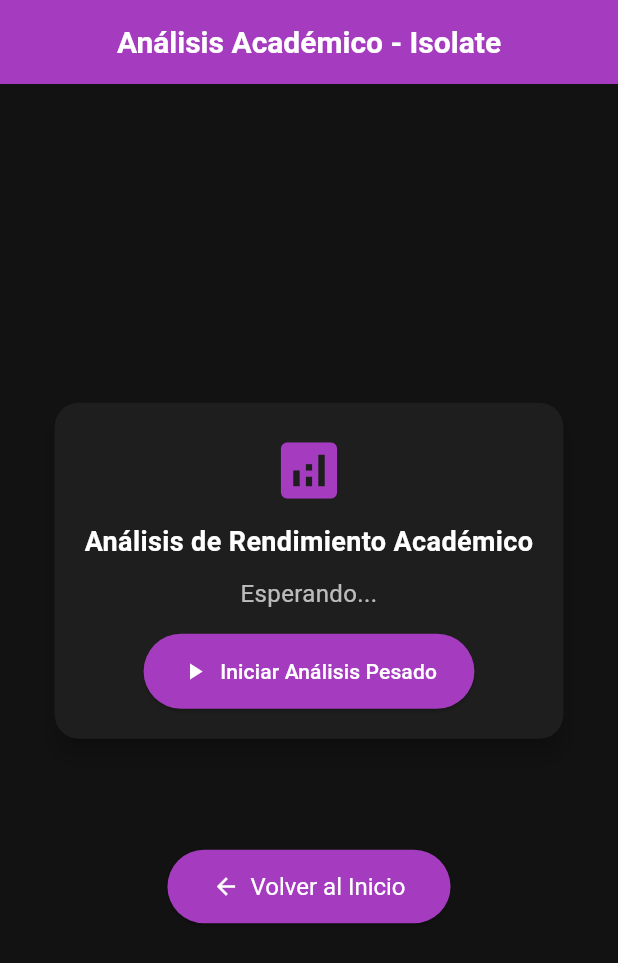
After one commit to Angie-Natalia-Cobo-Vasquez/TalleresMoviles, a Flutter app: the IsolateScreen screen opened by its route, on a phone screen of 412 x 824 dp. The commit adds this screen. Shown: the top 963 px of the screen. Run offline on Flutter 3.47's test engine with Material 3 defaults, Android fonts, the phone set to English and light mode, and no system bars; our stand-ins replace go_router; network calls fail.

Commit message:
Desarrollo del taller 3 implementando Future, Timer e isolate

```diff
--- a/lib/routes/app_router.dart
+++ b/lib/routes/app_router.dart
@@ -6,6 +6,9 @@ import 'package:talleresmoviles/views/perfil/perfil_detalle_screen.dart';
 import '../views/home/home_screen.dart';
 import 'package:talleresmoviles/views/cursos/cursos_screen.dart';
 import 'package:talleresmoviles/views/eventos/eventos_screen.dart';
+import 'package:talleresmoviles/views/future/future_screen.dart';
+import 'package:talleresmoviles/views/timer/timer_screen.dart';
+import 'package:talleresmoviles/views/isolate/isolate_screen.dart';
 
 final GoRouter appRouter = GoRouter(
   routes: [
@@ -71,5 +74,25 @@ final GoRouter appRouter = GoRouter(
       path: '/ciclo_vida',
       redirect: (context, state) => '/ciclo-vida',
     ),
+        // Future Demo
+    GoRoute(
+      path: '/future',
+      name: 'future',
+      builder: (context, state) => const FutureScreen(),
+    ),
+
+    // Timer Demo
+    GoRoute(
+      path: '/timer',
+      name: 'timer',
+      builder: (context, state) => const TimerScreen(),
+    ),
+
+    // Isolate Demo
+    GoRoute(
+      path: '/isolate',
+      name: 'isolate',
+      builder: (context, state) => const IsolateScreen(),
+    ),
   ],
 );
--- /dev/null
+++ b/lib/views/isolate/isolate_screen.dart
@@ -0,0 +1,218 @@
+import 'dart:isolate';
+import 'package:flutter/material.dart';
+import 'package:go_router/go_router.dart';
+
+class IsolateScreen extends StatefulWidget {
+  const IsolateScreen({super.key});
+
+  @override
+  State<IsolateScreen> createState() => _IsolateScreenState();
+}
+
+class _IsolateScreenState extends State<IsolateScreen> {
+  String _result = "Esperando...";
+  bool _isRunning = false;
+
+  // Simulación de una tarea pesada (ejemplo académico)
+  static void heavyTask(SendPort sendPort) {
+    int sum = 0;
+    for (int i = 0; i < 500000000; i++) {
+      sum += i;
+    }
+    sendPort.send(sum);
+  }
+
+  void _runIsolate() async {
+    setState(() {
+      _isRunning = true;
+      _result = "Procesando información académica...";
+    });
+
+    final receivePort = ReceivePort();
+    await Isolate.spawn(heavyTask, receivePort.sendPort);
+
+    receivePort.listen((message) {
+      setState(() {
+        _isRunning = false;
+        _result = "Análisis completado correctamente 🎓";
+      });
+      receivePort.close();
+    });
+  }
+
+  @override
+  Widget build(BuildContext context) {
+    return Scaffold(
+      backgroundColor: const Color(0xFF121212),
+      appBar: AppBar(
+        title: const Text("Análisis Académico - Isolate"),
+        backgroundColor: const Color(0xFFA53CBF),
+        centerTitle: true,
+      ),
+      body: Padding(
+        padding: const EdgeInsets.all(20),
+        child: Center(
+          child: SingleChildScrollView(
+            child: Column(
+              mainAxisAlignment: MainAxisAlignment.center,
+              children: [
+                // Encabezado
+                Card(
+                  color: const Color(0xFF1E1E1E),
+                  elevation: 6,
+                  shape: RoundedRectangleBorder(
+                    borderRadius: BorderRadius.circular(16),
+                  ),
+                  child: Padding(
+                    padding: const EdgeInsets.all(20.0),
+                    child: Column(
+                      children: [
+                        const Icon(Icons.analytics,
+                            color: Color(0xFFA53CBF), size: 50),
+                        const SizedBox(height: 10),
+                        const Text(
+                          "Análisis de Rendimiento Académico",
+                          style: TextStyle(
+                            fontSize: 18,
+                            fontWeight: FontWeight.bold,
+                            color: Colors.white,
+                          ),
+                          textAlign: TextAlign.center,
+                        ),
+                        const SizedBox(height: 10),
+                        Text(
+                          _result,
+                          style: const TextStyle(
+                              fontSize: 16, color: Colors.white70),
+                          textAlign: TextAlign.center,
+                        ),
+                        const SizedBox(height: 15),
+                        _isRunning
+                            ? const CircularProgressIndicator(
+                                color: Color(0xFFA53CBF),
+                              )
+                            : ElevatedButton.icon(
+                                onPressed: _runIsolate,
+                                icon: const Icon(Icons.play_arrow),
+                                label: const Text("Iniciar Análisis Pesado"),
+                                style: ElevatedButton.styleFrom(
+                                  backgroundColor:
+                                      const Color(0xFFA53CBF), // Morado
+                                  foregroundColor: Colors.white,
+                                  padding: const EdgeInsets.symmetric(
+                                      horizontal: 25, vertical: 15),
+                                ),
+                              ),
+                      ],
+                    ),
+                  ),
+                ),
+                const SizedBox(height: 30),
+
+                // Mostrar tarjetas de resultados simulados si ya terminó
+                if (!_isRunning && _result.contains("completado"))
+                  Column(
+                    children: [
+                      const Text(
+                        "📊 Resultados del Análisis",
+                        style: TextStyle(
+                          fontSize: 18,
+                          fontWeight: FontWeight.bold,
+                          color: Colors.white,
+                        ),
+                      ),
+                      const SizedBox(height: 10),
+                      Wrap(
+                        alignment: WrapAlignment.center,
+                        spacing: 15,
+                        runSpacing: 15,
+                        children: const [
+                          _ResultCard(
+                              icon: Icons.school,
+                              label: "Cursos Evaluados",
+                              value: "12"),
+                          _ResultCard(
+                              icon: Icons.star,
+                              label: "Promedio General",
+                              value: "4.3"),
+                          _ResultCard(
+                              icon: Icons.access_time,
+                              label: "Tiempo de Cálculo",
+                              value: "2.1 s"),
+                          _ResultCard(
+                              icon: Icons.check_circle,
+                              label: "Procesos Exitosos",
+                              value: "100%"),
+                        ],
+                      ),
+                    ],
+                  ),
+
+                const SizedBox(height: 40),
+
+                // Botón para regresar
+                ElevatedButton.icon(
+                  onPressed: () {
+                    context.go('/');
+                  },
+                  icon: const Icon(Icons.arrow_back),
+                  label: const Text("Volver al Inicio"),
+                  style: ElevatedButton.styleFrom(
+                    backgroundColor: const Color(0xFFA53CBF),
+                    foregroundColor: Colors.white,
+                    padding: const EdgeInsets.symmetric(
+                        horizontal: 30, vertical: 15),
+                    textStyle: const TextStyle(fontSize: 16),
+                  ),
+                ),
+              ],
+            ),
+          ),
+        ),
+      ),
+    );
+  }
+}
+
+// Widget de tarjeta para resultados
+class _ResultCard extends StatelessWidget {
+  final IconData icon;
+  final String label;
+  final String value;
+
+  const _ResultCard(
+      {required this.icon, required this.label, required this.value, super.key});
+
+  @override
+  Widget build(BuildContext context) {
+    return Container(
+      width: 140,
+      padding: const EdgeInsets.all(16),
+      decoration: BoxDecoration(
+        color: const Color(0xFF1E1E1E),
+        borderRadius: BorderRadius.circular(16),
+        border: Border.all(color: const Color(0xFFA53CBF), width: 1.2),
+      ),
+      child: Column(
+        children: [
+          Icon(icon, color: const Color(0xFFA53CBF), size: 35),
+          const SizedBox(height: 8),
+          Text(
+            label,
+            textAlign: TextAlign.center,
+            style: const TextStyle(color: Colors.white70, fontSize: 13),
+          ),
+          const SizedBox(height: 4),
+          Text(
+            value,
+            style: const TextStyle(
+              color: Colors.white,
+              fontWeight: FontWeight.bold,
+              fontSize: 18,
+            ),
+          ),
+        ],
+      ),
+    );
+  }
+}
```
Also changed, not shown: lib/views/future/future_screen.dart (added, +182 -0 lines), lib/views/timer/timer_screen.dart (added, +168 -0 lines), lib/widgets/custom_drawer.dart (+30 -0 lines), assets/capturas/Capturaf1.png (added), assets/capturas/Capturaf2.png (added), assets/capturas/Capturai1.png (added), assets/capturas/Capturai2.png (added), assets/capturas/Capturai3.png (added), assets/capturas/Capturat.png (added), assets/images/reloj.jpg (added), 1 other file.
